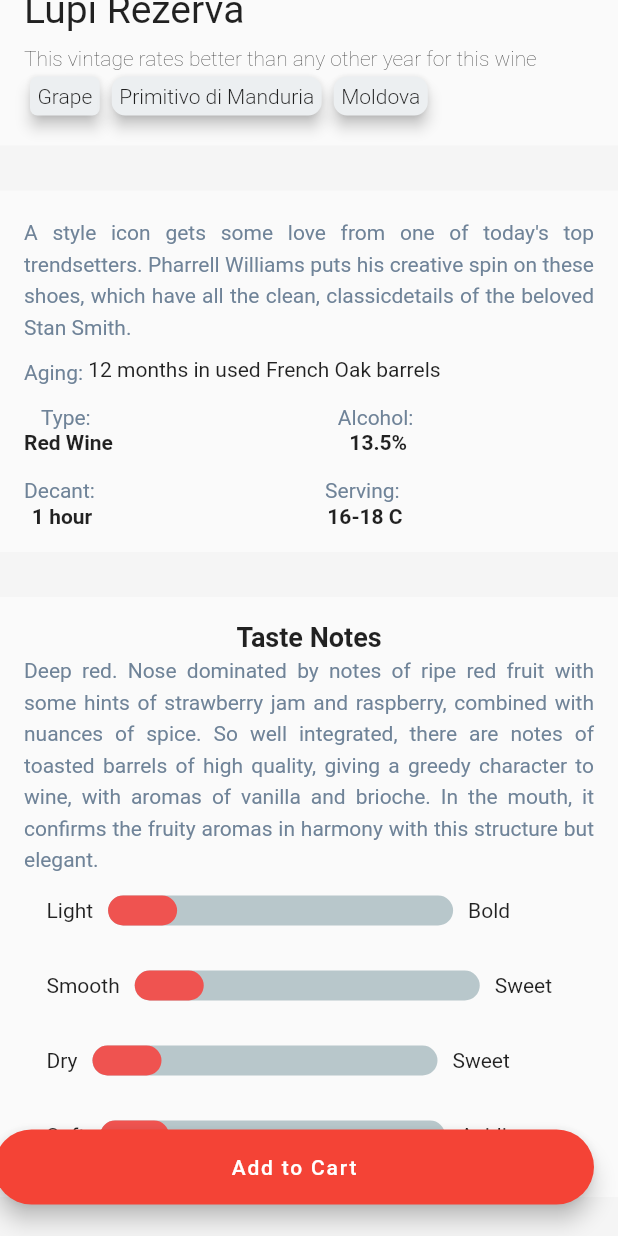
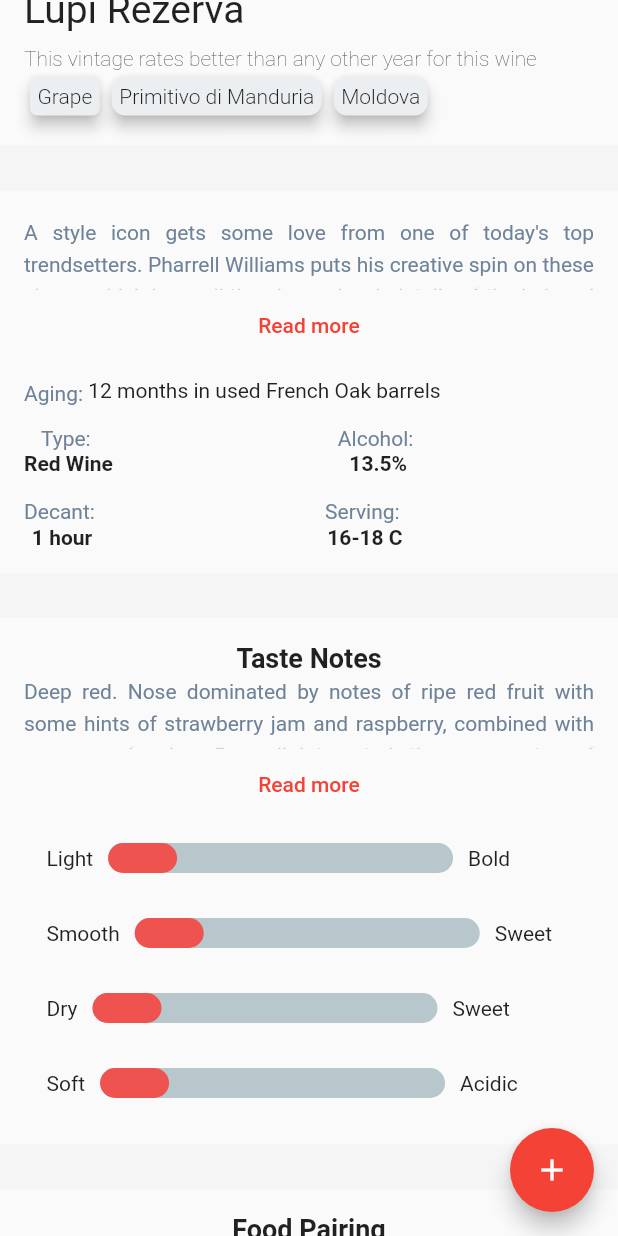
Before and after one commit to manuaba42/wine, a Flutter app: the screen it shows after launch, scrolled down 576 dp, on a phone screen of 412 x 824 dp. Run offline on Flutter 3.47's test engine with Material 2 defaults, Android fonts, the phone set to English and light mode, and no system bars; drawn by our look-alikes of percent_indicator.

```diff
--- a/lib/homepage.dart
+++ b/lib/homepage.dart
@@ -3,6 +3,7 @@ import 'dart:convert';
 import 'package:flutter/material.dart';
 import 'package:http/http.dart' as http;
 import 'package:percent_indicator/percent_indicator.dart';
+import 'package:flutter/rendering.dart';
 
 class HomePage extends StatefulWidget {
   const HomePage({super.key});
@@ -15,6 +16,14 @@ class _HomePageState extends State<HomePage> {
   List _listdata = [];
   bool _isloading = true;
 
+  int _counter = 0;
+  late ScrollController _hideButtonController;
+  void _incrementCounter() {
+    setState(() {
+      _counter++;
+    });
+  }
+  var _isVisible;
   Future _getdata() async{
     try {
       final response = await http.get(Uri.parse("http://192.168.50.56/wine/read.php"));
@@ -32,10 +41,40 @@ class _HomePageState extends State<HomePage> {
   }
 
   @override
-  void initState() {
-    _getdata();
-    print(_listdata);
+  // void initState() {
+  //   _getdata();
+  //   print(_listdata);
+  //   super.initState();
+  // }
+
+  void initState(){
     super.initState();
+    _isVisible = true;
+    _hideButtonController = new ScrollController();
+    _hideButtonController.addListener((){
+      if(_hideButtonController.position.userScrollDirection == ScrollDirection.reverse){
+        if(_isVisible == true) {
+            /* only set when the previous state is false
+             * Less widget rebuilds
+             */
+            print("**** ${_isVisible} up"); //Move IO away from setState
+            setState((){
+              _isVisible = false;
+            });
+        }
+      } else {
+        if(_hideButtonController.position.userScrollDirection == ScrollDirection.forward){
+          if(_isVisible == false) {
+              /* only set when the previous state is false
+               * Less widget rebuilds
+               */
+               print("**** ${_isVisible} down"); //Move IO away from setState
+               setState((){
+                 _isVisible = true;
+               });
+           }
+        }
+    }});
   }
   @override
   // Widget build(BuildContext context) {
@@ -55,10 +94,13 @@ class _HomePageState extends State<HomePage> {
   //       ),
   //   );
   // }
+  bool _showFab = true;
 
   Widget build(BuildContext context) {
+    const duration = Duration(milliseconds: 300);
     return Scaffold(
       body: SingleChildScrollView(
+        controller: _hideButtonController,
         padding: EdgeInsets.only(top: 20),
         child: Column(
           children: <Widget>[
@@ -76,22 +118,18 @@ class _HomePageState extends State<HomePage> {
             foodPairing(),
             space(),
             review(),
+            space(),
           ],
         ),
       ),
-      floatingActionButton:
-      Padding(padding: EdgeInsets.only(bottom: 5.0),
-      child: Container(
-        width: 400,
-        height: 50,
-        child:
-          FloatingActionButton.extended(
-            onPressed: () {},
-            // icon: Icon(Icons.save),
-            label: Text("Add to Cart"),
-          ),
-      )
-      )
+      floatingActionButton: new Visibility(
+        visible: _isVisible,
+        child: new FloatingActionButton(
+          onPressed: _incrementCounter,
+          tooltip: 'Increment',
+          child: new Icon(Icons.add),
+        ),
+      ),
       // floatingActionButton: FloatingActionButton(
       //   child: Icon(Icons.add),
       //   onPressed: () {},
@@ -155,13 +193,7 @@ class _HomePageState extends State<HomePage> {
     );
   }
 
-  var description =
-    Container(child: Text(
-      "A style icon gets some love from one of today's top trendsetters. Pharrell Williams puts his creative spin on these shoes, which have all the clean, classicdetails of the beloved Stan Smith.",
-      textAlign: TextAlign.justify,
-      style: TextStyle(height: 1.5, color: Color(0xFF6F8398)),
-    ),
-    );
+  final String description =  "A style icon gets some love from one of today's top trendsetters. Pharrell Williams puts his creative spin on these shoes, which have all the clean, classicdetails of the beloved Stan Smith.";
 
   Widget Property(){
       return Container(
@@ -303,7 +335,7 @@ class _HomePageState extends State<HomePage> {
       padding: EdgeInsets.only(left: 16, right: 16),
       child: Column(
         children: [
-          description,
+          ExpandableText(description),
           const SizedBox(height: 9,),
           Row(
             children: [
@@ -352,9 +384,8 @@ class _HomePageState extends State<HomePage> {
       padding: EdgeInsets.only(left: 16, right: 16),
       child: Column(children: [
         Text("Taste Notes", textAlign: TextAlign.left, style: TextStyle(fontSize: 18, fontWeight: FontWeight.bold),),
-        Text("Deep red. Nose dominated by notes of ripe red fruit with some hints of strawberry jam and raspberry, combined with nuances of spice. So well integrated, there are notes of toasted barrels of high quality, giving a greedy character to wine, with aromas of vanilla and brioche. In the mouth, it confirms the fruity aromas in harmony with this structure but elegant.", textAlign: TextAlign.justify,
-      style: TextStyle(height: 1.5, color: Color(0xFF6F8398))),
-            bar(),
+        ExpandableText("Deep red. Nose dominated by notes of ripe red fruit with some hints of strawberry jam and raspberry, combined with nuances of spice. So well integrated, there are notes of toasted barrels of high quality, giving a greedy character to wine, with aromas of vanilla and brioche. In the mouth, it confirms the fruity aromas in harmony with this structure but elegant."),
+        bar(),
 
       ]),
     );
@@ -363,6 +394,8 @@ class _HomePageState extends State<HomePage> {
   Widget bar() {
     return Container(
       child:
+      Center(
+        child:
         Column(
             children: <Widget>[
               Padding(
@@ -427,6 +460,7 @@ class _HomePageState extends State<HomePage> {
               ),
             ],
         )
+      )
     );
   }
 
@@ -575,3 +609,37 @@ class _HomePageState extends State<HomePage> {
     );
   }
 }
+
+class ExpandableText extends StatefulWidget {
+  ExpandableText(this.text);
+
+  final String text;
+  bool isExpanded = false;
+
+  @override
+  _ExpandableTextState createState() => new _ExpandableTextState();
+}
+
+class _ExpandableTextState extends State<ExpandableText> {
+  @override
+  Widget build(BuildContext context) {
+    return new Column(children: <Widget>[
+      new ConstrainedBox(
+          constraints: widget.isExpanded
+              ? new BoxConstraints()
+              : new BoxConstraints(maxHeight: 50.0),
+          child: new Text(
+            widget.text,
+            softWrap: true,
+            overflow: TextOverflow.fade,
+            textAlign: TextAlign.justify,
+            style: TextStyle(height: 1.5, color: Color(0xFF6F8398))
+          )),
+      widget.isExpanded
+          ? new Container()
+          : new TextButton(
+              child: const Text('Read more'),
+              onPressed: () => setState(() => widget.isExpanded = true))
+    ]);
+  }
+}
```
